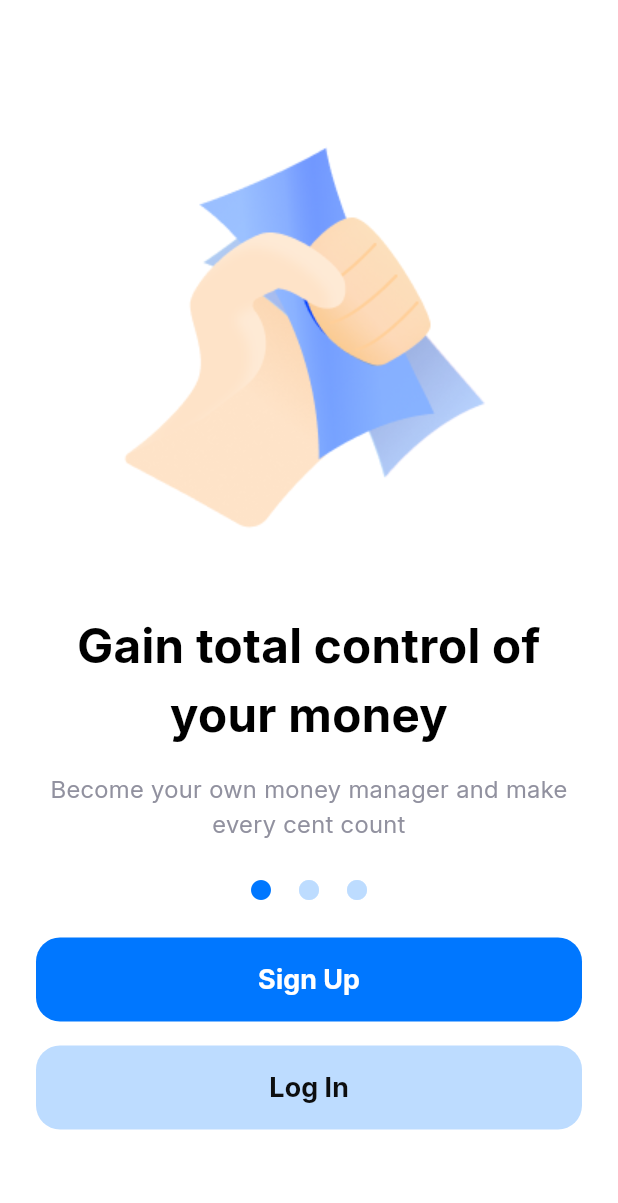
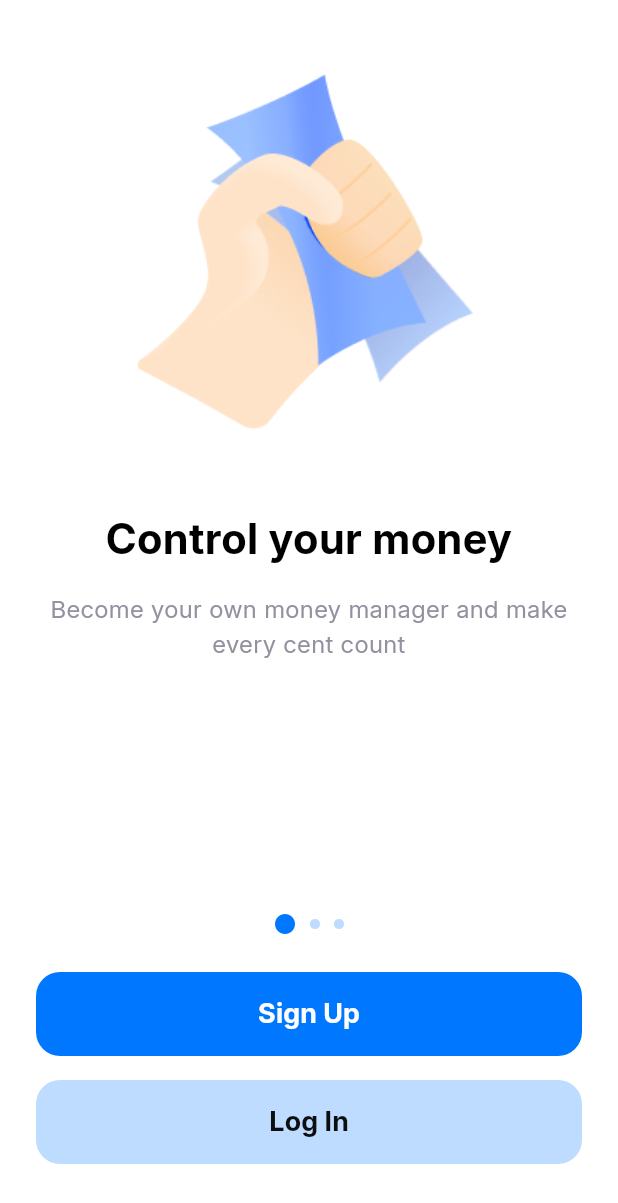
Before and after one commit to MONET-SYSTEM/monetUI, a Flutter app: the screen it shows after launch, on a phone screen of 412 x 824 dp. Shown: the top 1203 px of the screen. Run offline on Flutter 3.47's test engine with Material 3 defaults, Android fonts, the phone set to English and light mode, and no system bars.

Commit message:
Implementing Walkthrough scrollable for signup UI

```diff
--- /dev/null
+++ b/lib/models/slide.dart
@@ -0,0 +1,9 @@
+class SlideModel {
+
+  SlideModel(this.title, this.description, this.image);
+
+  late String title;
+  late String description;
+  late String image;
+
+}
--- a/lib/resources/app_strings.dart
+++ b/lib/resources/app_strings.dart
@@ -2,6 +2,10 @@ class AppStrings {
   static String appName = 'Monet';
   static String signUp = 'Sign Up';
   static String logIn = 'Log In';
-  static String walkthroughTitle1 = "Gain total control of your money";
+  static String walkthroughTitle1 = "Control your money";
   static String walkthroughDescription1 = "Become your own money manager and make every cent count";
+  static String walkthroughTitle2 = "Money goes where?";
+  static String walkthroughDescription2 = "Track your transaction easily, with categories and financial report ";
+  static String walkthroughTitle3 = "Planning ahead";
+  static String walkthroughDescription3 = "Setup your budget for each category so you in control";
 }
--- a/lib/resources/app_styles.dart
+++ b/lib/resources/app_styles.dart
@@ -9,7 +9,7 @@ class AppStyles {
       );
   }
 
-  static TextStyle title1({double size = 32, Color color = Colors.black}) {
+  static TextStyle title1({double size = 28, Color color = Colors.black}) {
     return TextStyle(
         color: color,
         fontSize: size,
@@ -25,10 +25,11 @@ class AppStyles {
     );
   }
 
-  static TextStyle regular1({double size = 16, Color color = Colors.black}) {
+  static TextStyle regular1({double size = 16, Color color = Colors.black, FontWeight weight = FontWeight.normal}) {
     return TextStyle(
-        color: color,
-        fontSize: size,
+      color: color,
+      fontSize: size,
+      fontWeight: weight
     );
   }
 
--- a/lib/resources/views/onboarding/walkthrough.dart
+++ b/lib/resources/views/onboarding/walkthrough.dart
@@ -3,6 +3,7 @@ import 'package:monet/resources/app_colours.dart';
 import 'package:monet/resources/app_strings.dart';
 import 'package:monet/resources/app_styles.dart';
 import 'package:monet/resources/views/components/ui/button.dart';
+import '../../../models/slide.dart' show SlideModel;
 
 class WalkthroughScreen extends StatefulWidget {
   const WalkthroughScreen({super.key});
@@ -12,45 +13,170 @@ class WalkthroughScreen extends StatefulWidget {
 }
 
 class _WalkthroughScreenState extends State<WalkthroughScreen> {
+  PageController pageController = PageController();
+  List<SlideModel> slides = [
+    SlideModel(
+      AppStrings.walkthroughTitle1,
+      AppStrings.walkthroughDescription1,
+      "assets/images/walkthrough1.png",
+    ),
+    SlideModel(
+      AppStrings.walkthroughTitle2,
+      AppStrings.walkthroughDescription2,
+      "assets/images/walkthrough2.png",
+    ),
+    SlideModel(
+      AppStrings.walkthroughTitle3,
+      AppStrings.walkthroughDescription3,
+      "assets/images/walkthrough3.png",
+    ),
+  ];
+
+  int currentPage = 0;
+
   @override
   Widget build(BuildContext context) {
     return Scaffold(
       backgroundColor: AppColours.backgroundColor,
-
-      body: Padding(
-          padding: EdgeInsets.all(24),
-          child: Column (
-              mainAxisAlignment: MainAxisAlignment.center,
-              crossAxisAlignment: CrossAxisAlignment.center,
-              children: [
-                Image.asset("assets/images/walkthrough1.png"),
-                const SizedBox(height:24),
-                Text(AppStrings.walkthroughTitle1,
-                    style:AppStyles.title1(),
-                    textAlign: TextAlign.center),
-                const SizedBox(height:16),
-                Text(AppStrings.walkthroughDescription1,
-                    style:AppStyles.regular1(color: AppColours.light20),
-                    textAlign: TextAlign.center),
-                const SizedBox(height:24),
-                Row(
-                  mainAxisAlignment: MainAxisAlignment.center,
-                  crossAxisAlignment: CrossAxisAlignment.center,
+      body: Center(
+        child: Container(
+          constraints: const BoxConstraints(maxWidth: 800),
+          child: Column(
+            mainAxisAlignment: MainAxisAlignment.center,
+            children: [
+              Expanded(
+                child: PageView.builder(
+                  itemBuilder: (context, index) {
+                    return Padding(
+                      padding: const EdgeInsets.all(24),
+                      child: LayoutBuilder(
+                        builder: (context, constraints) {
+                          bool useRow = constraints.maxWidth > 600;
+                          return useRow
+                              ? Row(
+                            mainAxisAlignment: MainAxisAlignment.center,
+                            children: [
+                              Expanded(
+                                child: Image.asset(slides[index].image),
+                              ),
+                              const SizedBox(width: 24),
+                              Expanded(
+                                child: Column(
+                                  mainAxisAlignment:
+                                  MainAxisAlignment.center,
+                                  children: [
+                                    Text(
+                                      slides[index].title,
+                                      style: AppStyles.title1(),
+                                      textAlign: TextAlign.center,
+                                    ),
+                                    const SizedBox(height: 16),
+                                    Text(
+                                      slides[index].description,
+                                      style: AppStyles.regular1(
+                                        color: AppColours.light20,
+                                        weight: FontWeight.w500,
+                                      ),
+                                      textAlign: TextAlign.center,
+                                    ),
+                                  ],
+                                ),
+                              ),
+                            ],
+                          )
+                              : Column(
+                            children: [
+                              Center(
+                                child: Image.asset(
+                                  slides[index].image,
+                                  width: constraints.maxWidth * 0.8,
+                                ),
+                              ),
+                              const SizedBox(height: 24),
+                              Text(
+                                slides[index].title,
+                                style: AppStyles.title1(),
+                                textAlign: TextAlign.center,
+                              ),
+                              const SizedBox(height: 16),
+                              Text(
+                                slides[index].description,
+                                style: AppStyles.regular1(
+                                  color: AppColours.light20,
+                                  weight: FontWeight.w500,
+                                ),
+                                textAlign: TextAlign.center,
+                              ),
+                            ],
+                          );
+                        },
+                      ),
+                    );
+                  },
+                  controller: pageController,
+                  itemCount: slides.length,
+                  onPageChanged: (index) => setState(() => currentPage = index),
+                ),
+              ),
+              const SizedBox(height: 24),
+              Padding(
+                padding: const EdgeInsets.all(24),
+                child: Column(
                   children: [
-                    Icon(Icons.circle, size: 16, color: AppColours.primaryColour),
-                    const SizedBox(width:16),
-                    Icon(Icons.circle, size: 16, color: AppColours.primaryColourLight),
-                    const SizedBox(width:16),
-                    Icon(Icons.circle, size: 16, color: AppColours.primaryColourLight)
+                    indicators(),
+                    const SizedBox(height: 24),
+                    buttons(),
+                    const SizedBox(height: 24),
                   ],
                 ),
-                const SizedBox(height:24),
-                ButtonComponent(label: AppStrings.signUp),
-                const SizedBox(height:16),
-                ButtonComponent(type: ButtonType.secondary, label: AppStrings.logIn)
-              ],
+              ),
+            ],
           ),
+        ),
       ),
     );
   }
+
+  Widget indicators() {
+    return Row(
+      mainAxisAlignment: MainAxisAlignment.center,
+      crossAxisAlignment: CrossAxisAlignment.center,
+      children: [
+        for (int i = 0; i < slides.length; i++) ...[
+          InkWell(
+            onTap: () {
+              if (i != currentPage) {
+                pageController.animateToPage(
+                  i,
+                  duration: const Duration(milliseconds: 499),
+                  curve: Curves.easeInOut,
+                );
+              }
+            },
+            child: Icon(
+              Icons.circle,
+              size: currentPage == i ? 16 : 8,
+              color: currentPage == i
+                  ? AppColours.primaryColour
+                  : AppColours.primaryColourLight,
+            ),
+          ),
+          if (i < slides.length - 1) const SizedBox(width: 8),
+        ]
+      ],
+    );
+  }
+
+  Widget buttons() {
+    return Column(
+      children: [
+        ButtonComponent(label: AppStrings.signUp),
+        const SizedBox(height: 16),
+        ButtonComponent(
+          type: ButtonType.secondary,
+          label: AppStrings.logIn,
+        ),
+      ],
+    );
+  }
 }
```
Also changed, not shown: assets/images/walkthrough2.png (added), assets/images/walkthrough3.png (added).
